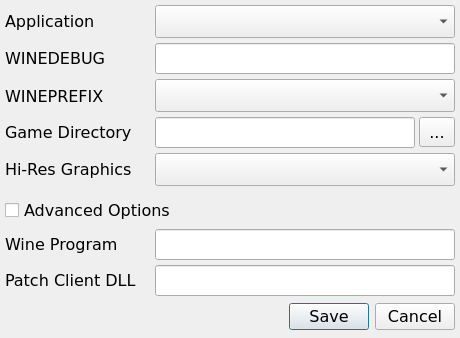
This is PyLotROLauncher/ui/winSettings.ui in JuneStepp/OneLauncher as Qt 5 draws it before an edit. The edited form follows.
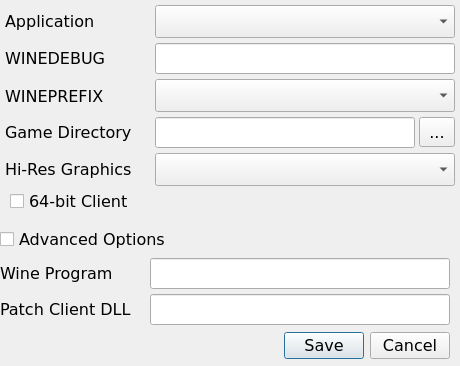
This is the edited form.

Commit message: Added use 64-bit client checkbox with propper config file saving

Diff of the .ui file:
```diff
--- a/PyLotROLauncher/ui/winSettings.ui
+++ b/PyLotROLauncher/ui/winSettings.ui
@@ -4,12 +4,12 @@
   <property name="windowModality" >
    <enum>Qt::ApplicationModal</enum>
   </property>
-  <property name="geometry" >
+  <property name="geometry">
    <rect>
     <x>0</x>
     <y>0</y>
     <width>460</width>
-    <height>338</height>
+    <height>366</height>
    </rect>
   </property>
   <property name="font" >
@@ -24,11 +24,11 @@
   <property name="modal" >
    <bool>true</bool>
   </property>
-  <widget class="QDialogButtonBox" name="btnBoxOptions" >
-   <property name="geometry" >
+  <widget class="QDialogButtonBox" name="btnBoxOptions">
+   <property name="geometry">
     <rect>
-     <x>5</x>
-     <y>301</y>
+     <x>0</x>
+     <y>330</y>
      <width>450</width>
      <height>32</height>
     </rect>
@@ -181,11 +181,11 @@
     </rect>
    </property>
   </widget>
-  <widget class="QCheckBox" name="chkAdvanced" >
-   <property name="geometry" >
+  <widget class="QCheckBox" name="chkAdvanced">
+   <property name="geometry">
     <rect>
-     <x>5</x>
-     <y>196</y>
+     <x>0</x>
+     <y>225</y>
      <width>280</width>
      <height>28</height>
     </rect>
@@ -197,21 +197,21 @@
     <bool>false</bool>
    </property>
   </widget>
-  <widget class="QLineEdit" name="txtProgram" >
-   <property name="geometry" >
+  <widget class="QLineEdit" name="txtProgram">
+   <property name="geometry">
     <rect>
-     <x>155</x>
-     <y>229</y>
+     <x>150</x>
+     <y>258</y>
      <width>300</width>
      <height>31</height>
     </rect>
    </property>
   </widget>
-  <widget class="QLabel" name="lblProgram" >
-   <property name="geometry" >
+  <widget class="QLabel" name="lblProgram">
+   <property name="geometry">
     <rect>
-     <x>5</x>
-     <y>233</y>
+     <x>0</x>
+     <y>262</y>
      <width>140</width>
      <height>23</height>
     </rect>
@@ -220,21 +220,21 @@
     <string>Wine Program</string>
    </property>
   </widget>
-  <widget class="QLineEdit" name="txtPatchClient" >
-   <property name="geometry" >
+  <widget class="QLineEdit" name="txtPatchClient">
+   <property name="geometry">
     <rect>
-     <x>155</x>
-     <y>265</y>
+     <x>150</x>
+     <y>294</y>
      <width>300</width>
      <height>31</height>
     </rect>
    </property>
   </widget>
-  <widget class="QLabel" name="lblPatchClient" >
-   <property name="geometry" >
+  <widget class="QLabel" name="lblPatchClient">
+   <property name="geometry">
     <rect>
-     <x>5</x>
-     <y>269</y>
+     <x>0</x>
+     <y>298</y>
      <width>150</width>
      <height>23</height>
     </rect>
@@ -243,6 +243,19 @@
     <string>Patch Client DLL</string>
    </property>
   </widget>
+  <widget class="QCheckBox" name="chkx86">
+   <property name="geometry">
+    <rect>
+     <x>10</x>
+     <y>190</y>
+     <width>121</width>
+     <height>23</height>
+    </rect>
+   </property>
+   <property name="text">
+    <string>64-bit Client</string>
+   </property>
+  </widget>
  </widget>
  <resources/>
  <connections>
```
Left out of the diff: 98 changed lines with no effect on the pictures. The commit also changes 3 other files.
